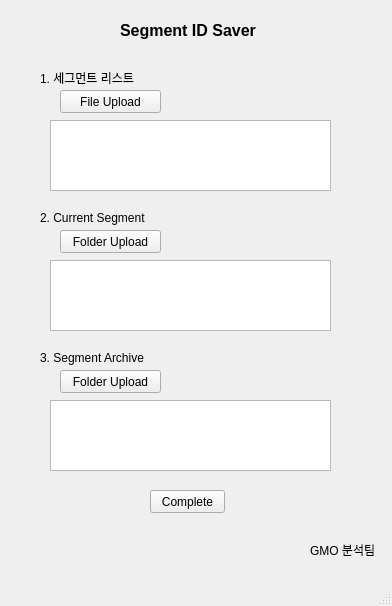
Above: SegSaver/segment_saver.ui from SunkyeongLee/aasegpackage before the change. Below: the same form after it.
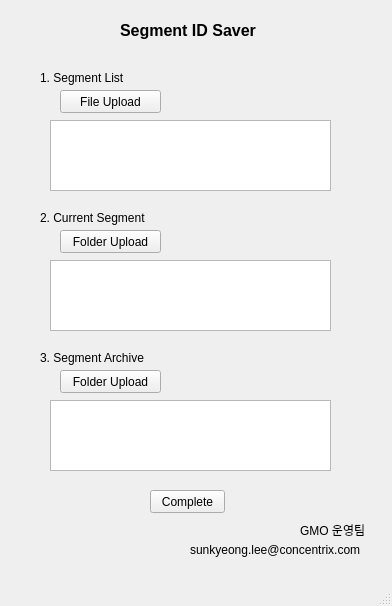
That is the form after the change.

Commit message: Segment Tool accomplished! :sparkles: :sparkles:

```diff
--- a/SegSaver/segment_saver.ui
+++ b/SegSaver/segment_saver.ui
@@ -44,7 +44,7 @@
      </rect>
     </property>
     <property name="text">
-     <string>1. 세그먼트 리스트</string>
+     <string>1. Segment List</string>
     </property>
    </widget>
    <widget class="QPushButton" name="segmentList_upload">
@@ -158,14 +158,27 @@
    <widget class="QLabel" name="label_5">
     <property name="geometry">
      <rect>
-      <x>310</x>
-      <y>540</y>
+      <x>300</x>
+      <y>520</y>
       <width>71</width>
       <height>20</height>
      </rect>
     </property>
     <property name="text">
-     <string>GMO 분석팀</string>
+     <string>GMO 운영팀</string>
+    </property>
+   </widget>
+   <widget class="QLabel" name="label_6">
+    <property name="geometry">
+     <rect>
+      <x>190</x>
+      <y>540</y>
+      <width>191</width>
+      <height>20</height>
+     </rect>
+    </property>
+    <property name="text">
+     <string>sunkyeong.lee@concentrix.com</string>
     </property>
    </widget>
   </widget>
```
The commit also changes 21 other files.
